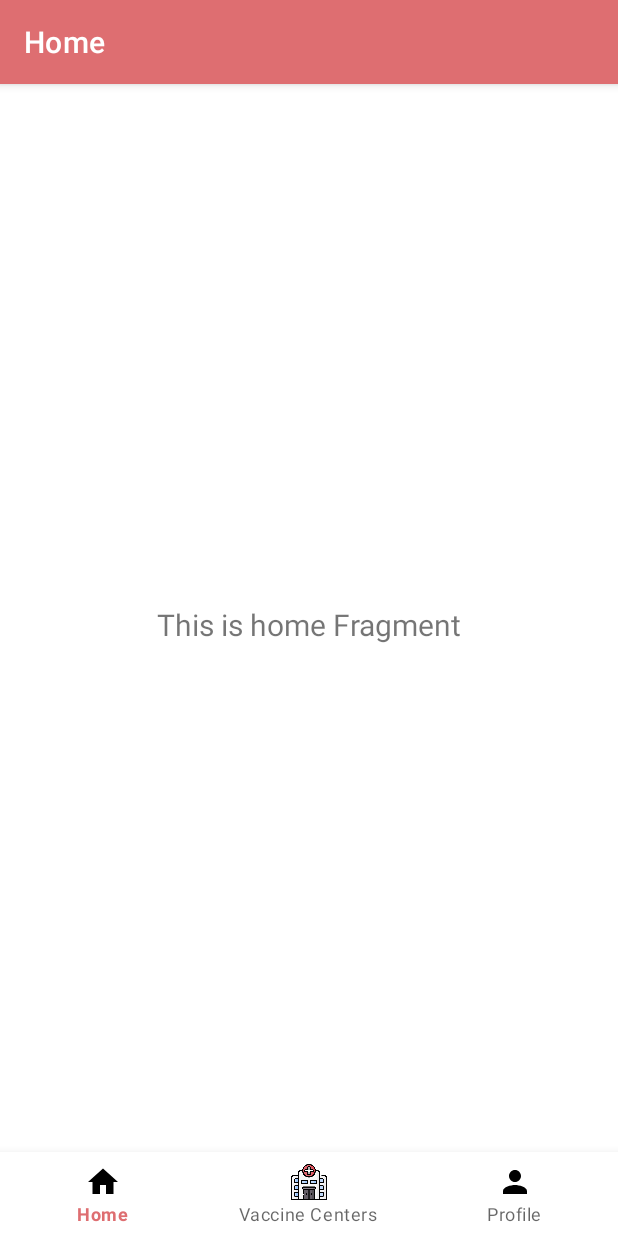
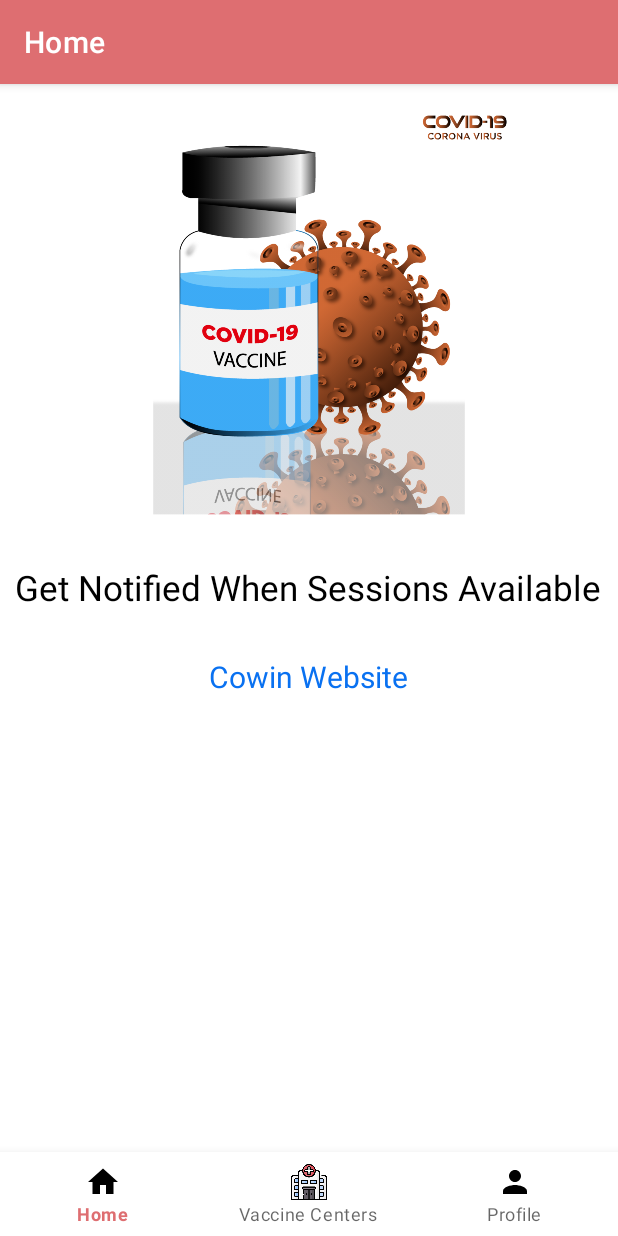
Before and after one commit to ParthTagalpallewar/VaccinateMe, an Android app: the HomeFragment screen opened through its navigation route, on a phone screen of 412 x 824 dp. Run offline under Robolectric (Android 15) with nearby library versions, the phone set to English and light mode, and no system bars; our stand-ins replace Room's generated code, navigation-ui.

Commit message:
HomeScrren Done

```diff
--- a/app/src/main/java/com/cowin/vaccinateme/ui/home/HomeFragment.kt
+++ b/app/src/main/java/com/cowin/vaccinateme/ui/home/HomeFragment.kt
@@ -1,5 +1,7 @@
 package com.cowin.vaccinateme.ui.home
 
+import android.content.Intent
+import android.net.Uri
 import android.os.Bundle
 import android.view.LayoutInflater
 import android.view.View
@@ -9,23 +11,31 @@ import androidx.fragment.app.Fragment
 import androidx.lifecycle.Observer
 import androidx.lifecycle.ViewModelProvider
 import com.cowin.vaccinateme.R
+import kotlinx.android.synthetic.main.fragment_home.*
 
 class HomeFragment : Fragment() {
 
-    private lateinit var homeViewModel: HomeViewModel
 
     override fun onCreateView(
             inflater: LayoutInflater,
             container: ViewGroup?,
             savedInstanceState: Bundle?
     ): View? {
-        homeViewModel =
-                ViewModelProvider(this).get(HomeViewModel::class.java)
+
         val root = inflater.inflate(R.layout.fragment_home, container, false)
-        val textView: TextView = root.findViewById(R.id.text_home)
-        homeViewModel.text.observe(viewLifecycleOwner, Observer {
-            textView.text = it
-        })
+
         return root
     }
+
+    override fun onViewCreated(view: View, savedInstanceState: Bundle?) {
+        super.onViewCreated(view, savedInstanceState)
+
+        website.setOnClickListener {
+
+            val cowinWebsite = "https://www.cowin.gov.in/home"
+            Intent(Intent.ACTION_VIEW, Uri.parse(cowinWebsite)).apply {
+                startActivity(this)
+            }
+        }
+    }
 }
--- a/app/src/main/res/layout/fragment_home.xml
+++ b/app/src/main/res/layout/fragment_home.xml
@@ -1,22 +1,37 @@
 <?xml version="1.0" encoding="utf-8"?>
-<androidx.constraintlayout.widget.ConstraintLayout xmlns:android="http://schemas.android.com/apk/res/android"
+<LinearLayout xmlns:android="http://schemas.android.com/apk/res/android"
     xmlns:app="http://schemas.android.com/apk/res-auto"
     xmlns:tools="http://schemas.android.com/tools"
     android:layout_width="match_parent"
     android:layout_height="match_parent"
+    android:orientation="vertical"
     tools:context=".ui.home.HomeFragment">
 
+    <ImageView
+        android:layout_width="match_parent"
+        android:layout_height="300dp"
+        android:src="@drawable/home_vaccine"/>
+
     <TextView
-        android:id="@+id/text_home"
         android:layout_width="match_parent"
         android:layout_height="wrap_content"
-        android:layout_marginStart="8dp"
-        android:layout_marginTop="8dp"
-        android:layout_marginEnd="8dp"
-        android:textAlignment="center"
-        android:textSize="20sp"
-        app:layout_constraintBottom_toBottomOf="parent"
-        app:layout_constraintEnd_toEndOf="parent"
-        app:layout_constraintStart_toStartOf="parent"
-        app:layout_constraintTop_toTopOf="parent" />
-</androidx.constraintlayout.widget.ConstraintLayout>
+        android:text="Get Notified When Sessions Available"
+        android:textSize="23dp"
+        android:textColor="@color/black"
+        android:layout_marginLeft="10dp"
+        android:layout_marginRight="10dp"
+        android:layout_marginTop="20dp"/>
+
+    <TextView
+        android:id="@+id/website"
+        android:layout_width="wrap_content"
+        android:layout_height="wrap_content"
+        android:text="Cowin Website"
+        android:layout_gravity="center"
+        android:layout_marginTop="30dp"
+        android:textSize="20dp"
+        android:textColor="#0971F1"/>
+
+
+
+</LinearLayout>
```
Also changed, not shown: app/src/main/res/drawable/home_vaccine.png (added).
